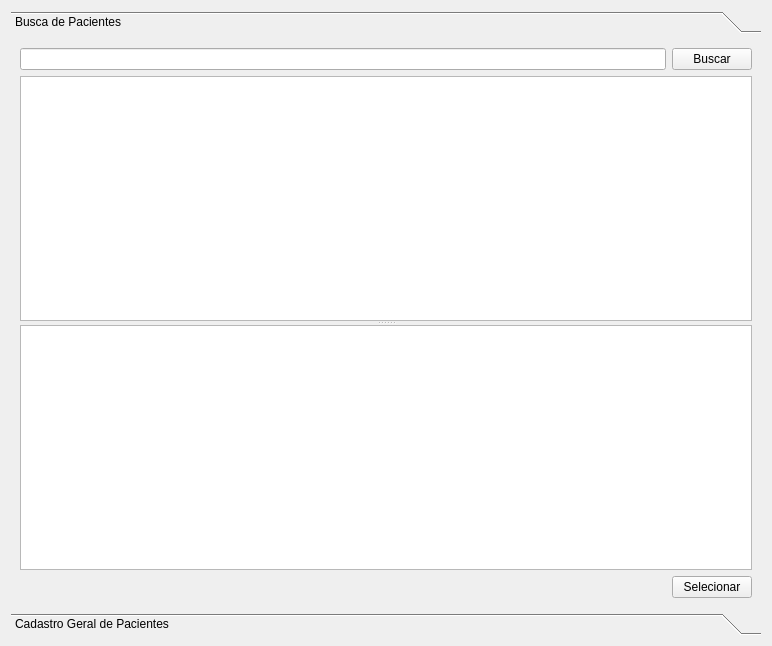
First picture: the form in GUI/patient.ui, repository LCapanelli/RP3, before the edit.
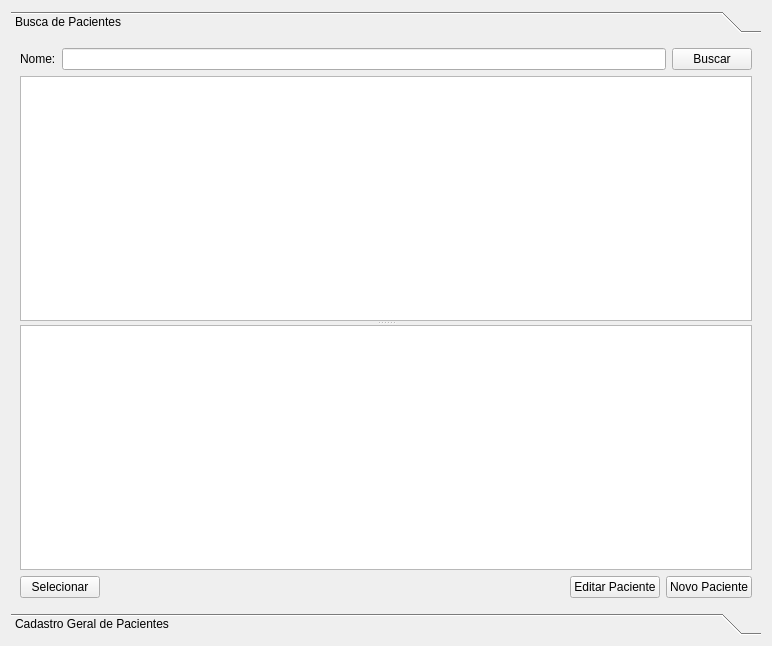
Second picture: the form after the edit. The open tabs and pages were chosen to show the change.

Patch:
```diff
--- a/GUI/patient.ui
+++ b/GUI/patient.ui
@@ -40,6 +40,13 @@
       <layout class="QGridLayout" name="gridLayout_3">
        <item row="0" column="0">
         <layout class="QHBoxLayout" name="horizontalLayout_4">
+         <item>
+          <widget class="QLabel" name="lb_nomeP">
+           <property name="text">
+            <string>Nome:</string>
+           </property>
+          </widget>
+         </item>
          <item>
           <widget class="QLineEdit" name="le_filtro_paciente"/>
          </item>
@@ -63,6 +70,13 @@
        </item>
        <item row="2" column="0">
         <layout class="QHBoxLayout" name="horizontalLayout_5">
+         <item>
+          <widget class="QPushButton" name="pb_selPatient">
+           <property name="text">
+            <string>Selecionar</string>
+           </property>
+          </widget>
+         </item>
          <item>
           <spacer name="horizontalSpacer">
            <property name="orientation">
@@ -70,7 +84,7 @@
            </property>
            <property name="sizeHint" stdset="0">
             <size>
-             <width>468</width>
+             <width>40</width>
              <height>20</height>
             </size>
            </property>
@@ -79,7 +93,14 @@
          <item>
           <widget class="QPushButton" name="pb_selPaciente">
            <property name="text">
-            <string>Selecionar</string>
+            <string>Editar Paciente</string>
+           </property>
+          </widget>
+         </item>
+         <item>
+          <widget class="QPushButton" name="pb_NewPatient">
+           <property name="text">
+            <string>Novo Paciente</string>
            </property>
           </widget>
          </item>
```
Left out of the diff: 22 changed lines with no effect on the pictures.
